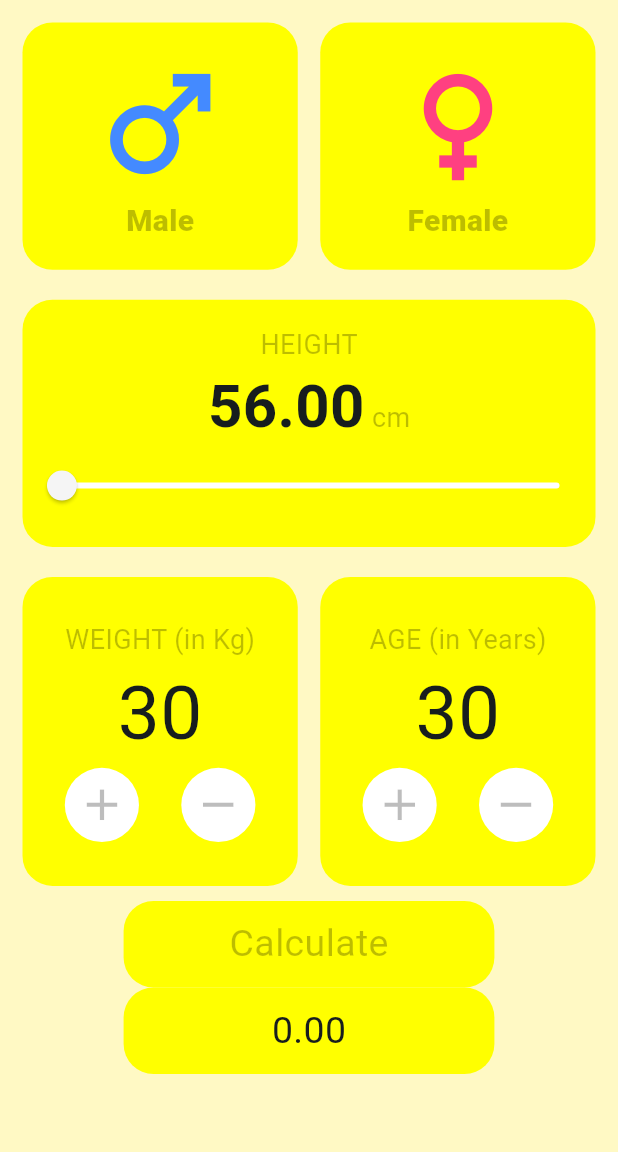
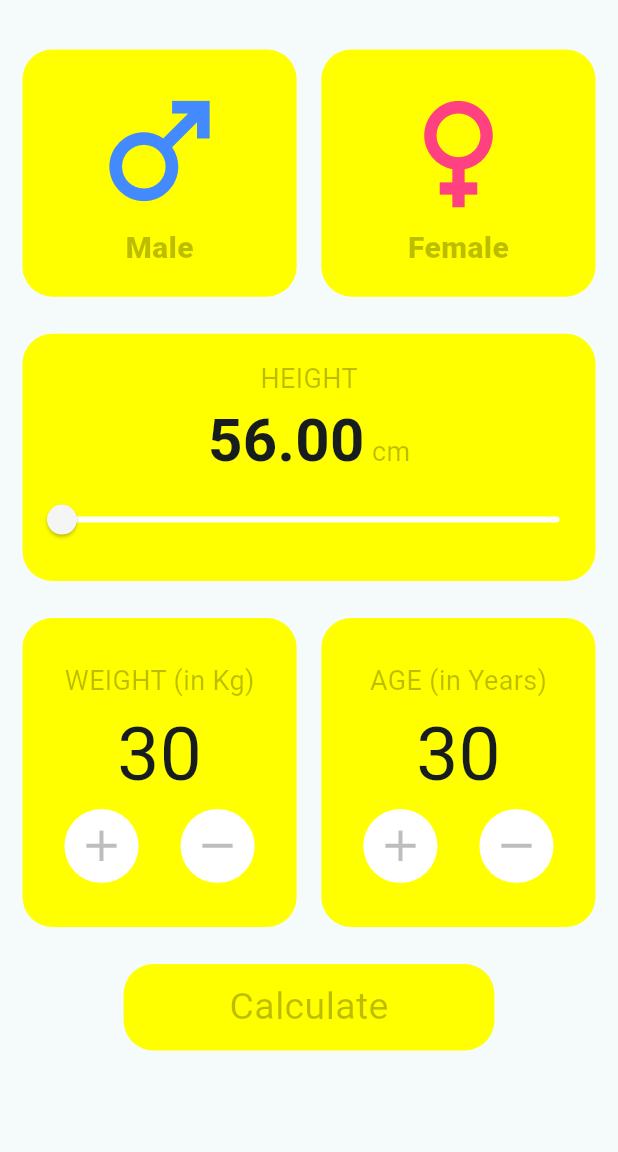
Before and after one commit to Ratndeep1999/bmi_calculator, a Flutter app: the screen it shows after launch, on a phone screen of 412 x 824 dp, the part 84-1236 px from its top. Run offline on Flutter 3.47's test engine with Material 3 defaults, Android fonts, the phone set to English and light mode, and no system bars.

Commit message:
manual changes and comments add for better understanding

```diff
--- a/lib/Widgets/calculated_bmi_result_widget.dart
+++ /dev/null
@@ -1,26 +0,0 @@
-import 'package:flutter/material.dart';
-
-class CalculatedBmi extends StatelessWidget {
-  const CalculatedBmi({super.key, required double calculatedBmi})
-    : _calculatedBmi = calculatedBmi;
-
-  final double _calculatedBmi;
-
-  @override
-  Widget build(BuildContext context) {
-    return Container(
-      height: MediaQuery.of(context).size.height * 0.07,
-      width: MediaQuery.of(context).size.width * 0.6,
-      decoration: BoxDecoration(
-        borderRadius: BorderRadius.circular(20),
-        color: Colors.yellowAccent,
-      ),
-      child: Center(
-        child: Text(
-          _calculatedBmi.toStringAsFixed(2),
-          style: TextStyle(fontSize: 25, fontWeight: FontWeight.w400),
-        ),
-      ),
-    );
-  }
-}
--- a/lib/Widgets/weight_age_widget.dart
+++ b/lib/Widgets/weight_age_widget.dart
@@ -22,7 +22,7 @@ class WeightAgeWidget extends StatefulWidget {
 class _WeightAgeWidgetState extends State<WeightAgeWidget> {
 
   // to get the value of _weight and _age
-  int _weight_Age = 30;
+  int _weight_Age = 30 ;
 
   @override
   Widget build(BuildContext context) {
@@ -61,7 +61,7 @@ class _WeightAgeWidgetState extends State<WeightAgeWidget> {
                   IncDecButtonWidget(
                     isIncrement: true,
                     onClick: () {
-                      print("WeightAge Increase");
+                      debugPrint("WeightAge Increase");
                       _weight_Age = _weight_Age + 1;  // it increase weight and age to 1 when user click
                       setState(() {});   // it rebuild widgets
                       widget.weightAgeChanged(_weight_Age);   // this method return weight to parent class when the value set
@@ -82,7 +82,7 @@ class _WeightAgeWidgetState extends State<WeightAgeWidget> {
                   IncDecButtonWidget(
                     isIncrement: false,
                     onClick: () {
-                      print("WeightAge Decrease");
+                      debugPrint("WeightAge Decrease");
                       _weight_Age = _weight_Age - 1;   // it decrease weight and age to 1 when user click
                       setState(() {});
                       widget.weightAgeChanged(_weight_Age);   // this method return weight to parent class when the value set
--- a/lib/bmi_calculator_page.dart
+++ b/lib/bmi_calculator_page.dart
@@ -1,8 +1,8 @@
 import 'package:bmi_calculator/Widgets/height_widget.dart';
 import 'package:bmi_calculator/Widgets/select_gender_widget.dart';
 import 'package:bmi_calculator/Widgets/weight_age_widget.dart';
+import 'package:bmi_calculator/calculated_bmi_result_page.dart';
 import 'package:flutter/material.dart';
-import 'Widgets/calculated_bmi_result_widget.dart';
 
 class BmiCalculatorPage extends StatefulWidget {
   const BmiCalculatorPage({super.key});
@@ -27,7 +27,6 @@ class _BmiCalculatorPageState extends State<BmiCalculatorPage> {
   @override
   Widget build(BuildContext context) {   // build method which return type is widget
     return Scaffold(
-      backgroundColor: Colors.yellow[100],
       appBar: AppBar(
         actions: [
           Padding(
@@ -50,7 +49,7 @@ class _BmiCalculatorPageState extends State<BmiCalculatorPage> {
           padding: EdgeInsets.symmetric(horizontal: 15),
           child: Column(
             children: [
-              SizedBox(height: 15),
+              SizedBox( height: MediaQuery.of(context).size.height * 0.04 ),
               // Gender Section
               Row(
                 children: [
@@ -61,11 +60,11 @@ class _BmiCalculatorPageState extends State<BmiCalculatorPage> {
                     selectGender: (bool male) {  //  it initialize only when the method call from child class
                       _gender = male ? 1 : 2 ;
                       setState(() {});   // it trigger createState() method to return / rebuild entire UI
-                      print(_gender);
+                      debugPrint(_gender.toString());
                     },
                   ),
 
-                  SizedBox(width: 15),
+                  SizedBox( width: MediaQuery.of(context).size.width * 0.04 ),
 
                   // Female Container
                   SelectGenderWidget(
@@ -74,24 +73,24 @@ class _BmiCalculatorPageState extends State<BmiCalculatorPage> {
                     selectGender: (bool female) {
                       _gender = female ? 1 : 2 ;
                       setState(() {});
-                      print(_gender);
+                      debugPrint(_gender.toString());
                     },
                   ),
                 ],
               ),
 
-              SizedBox(height: 20),
+              SizedBox( height: MediaQuery.of(context).size.height * 0.03 ),
 
               // Height Section
               HeightWidget(
                 // value directly assign to _height which get from child class
                 heightChanged: (double height) {
                   _height = height ;
-                  print("Changed Height : $_height");
+                  debugPrint("Changed Height : $_height");
                 },
               ),
 
-              SizedBox(height: 20),
+              SizedBox( height: MediaQuery.of(context).size.height * 0.03 ),
 
               // Row for Weight and Age
               Row(
@@ -104,11 +103,11 @@ class _BmiCalculatorPageState extends State<BmiCalculatorPage> {
                       // this method get value from child class
                       _weight =
                           weight; // weight value assign to parent class private member "_weight"
-                      print("Weight : $_weight");
+                      debugPrint("Weight : $_weight");
                     },
                   ),
 
-                  SizedBox(width: 15),
+                  SizedBox( width: MediaQuery.of(context).size.width * 0.04 ),
 
                   /// Age Section
                   WeightAgeWidget(
@@ -118,14 +117,13 @@ class _BmiCalculatorPageState extends State<BmiCalculatorPage> {
                       // this method get value from child class
                       _age =
                           age; // age value assign to parent class private member "_age"
-                      print("Age : $_age");
+                      debugPrint("Age : $_age");
                     },
                   ),
                 ],
               ),
 
-              // SizedBox(height: 30),
-              SizedBox(height: 10),
+              SizedBox( height: MediaQuery.of(context).size.height * 0.03 ),
 
               // Calculate Button
               InkWell(
@@ -136,8 +134,15 @@ class _BmiCalculatorPageState extends State<BmiCalculatorPage> {
                   if (_weight > 0.00 && _age > 0) {
                     _calculatedBmi =
                         _weight / (heightInMeter * heightInMeter);
+                    debugPrint(_calculatedBmi.toString());
                   }
                   setState(() { });
+                  // It navigate to result page
+                  Navigator.push( context,
+                    MaterialPageRoute(
+                    builder: (context) => CalculatedBmi(calculatedBmi: _calculatedBmi,),
+                    ),
+                  );
                 },
                 child: Container(
                   height: MediaQuery.of(context).size.height * 0.07,
@@ -159,12 +164,6 @@ class _BmiCalculatorPageState extends State<BmiCalculatorPage> {
                 ),
               ),
 
-              // Result
-              CalculatedBmi(
-                  calculatedBmi: _calculatedBmi
-              ),
-
-              // Container()
             ],
           ),
         ),
```
